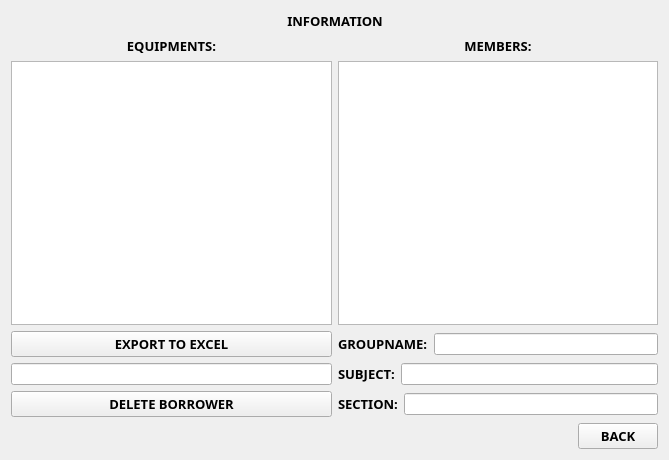
Above: infopopup.ui from markytools/sume-borrower-app before the change. Below: the same form after it.
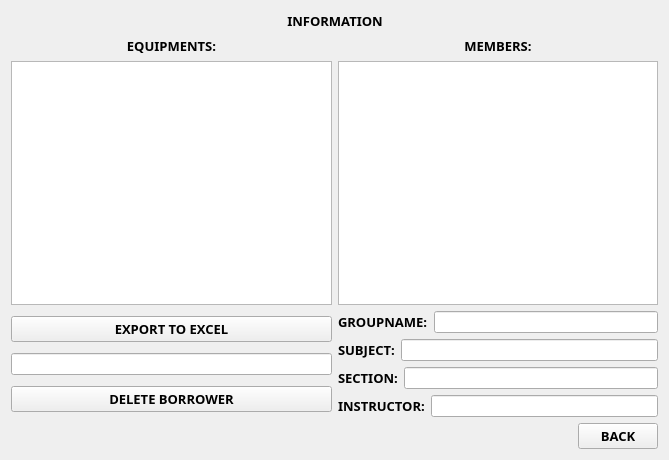
That is the form after the change.

Commit message: Made Some Revision for UI

```diff
--- a/infopopup.ui
+++ b/infopopup.ui
@@ -237,6 +237,28 @@
            </item>
           </layout>
          </item>
+         <item>
+          <layout class="QHBoxLayout" name="horizontalLayout_7">
+           <item>
+            <widget class="QLabel" name="label_9">
+             <property name="font">
+              <font>
+               <family>Segoe UI Black</family>
+               <pointsize>10</pointsize>
+               <weight>75</weight>
+               <bold>true</bold>
+              </font>
+             </property>
+             <property name="text">
+              <string>INSTRUCTOR:</string>
+             </property>
+            </widget>
+           </item>
+           <item>
+            <widget class="QLineEdit" name="groupName_2"/>
+           </item>
+          </layout>
+         </item>
         </layout>
        </item>
       </layout>
```
Left out of the diff: 56 changed lines with no effect on the pictures. The commit also changes 3 other files.
